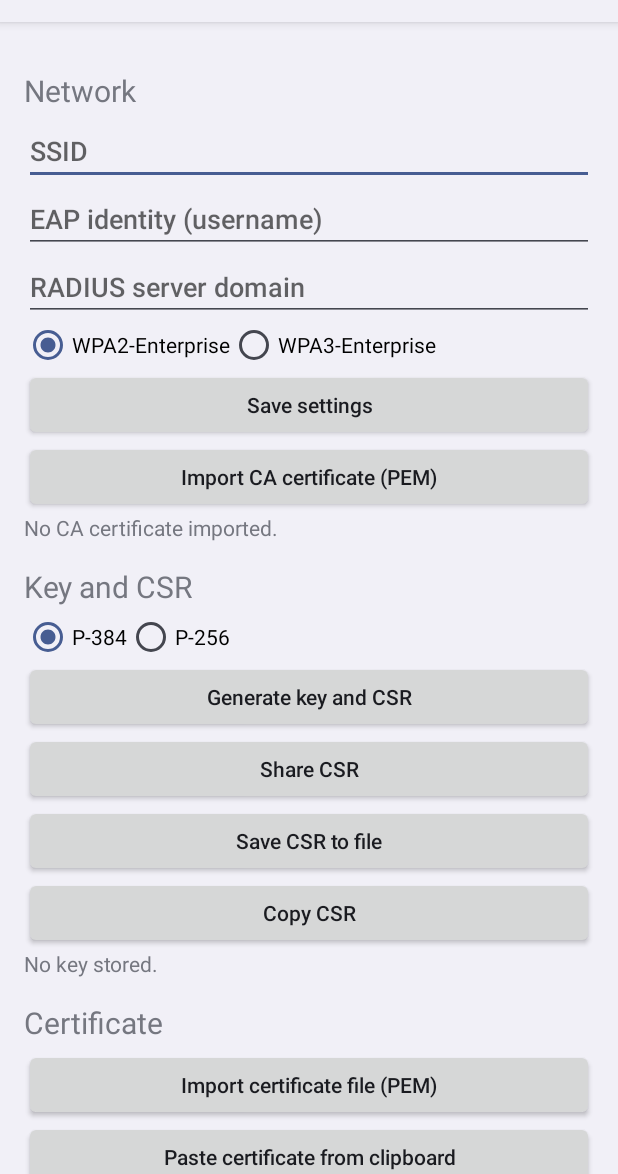
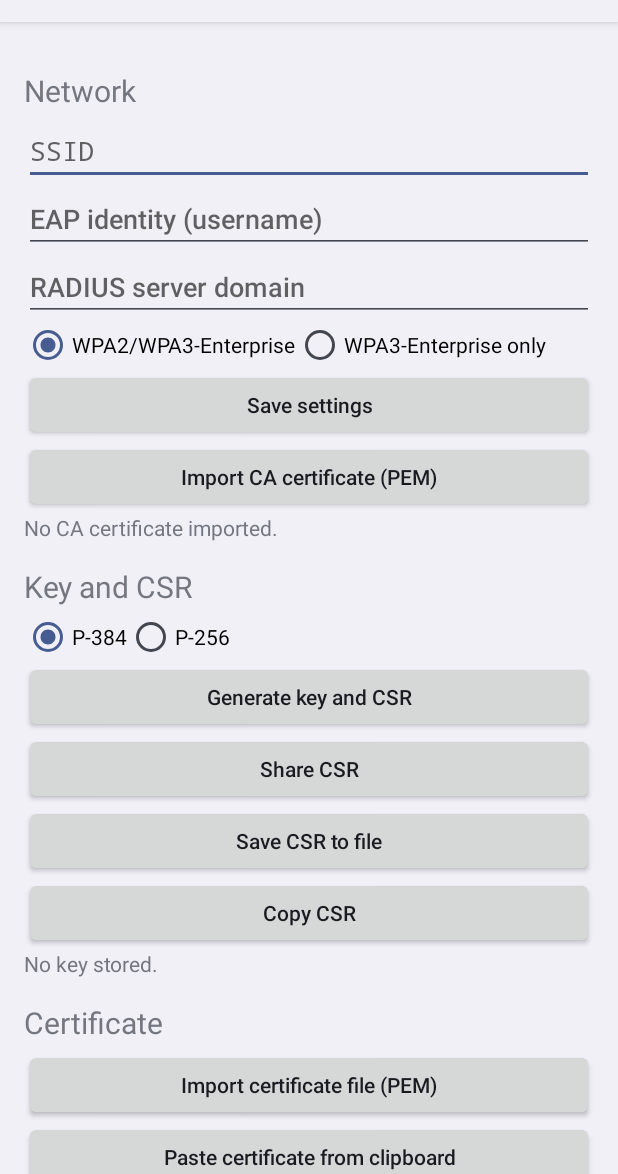
Before and after one commit to nosini/eap-enroll-android, an Android app: the screen it shows after launch (MainActivity), after a tap on "Save settings", on a phone screen of 412 x 824 dp, the part 62-1236 px from its top. Run offline under Robolectric (Android 15) with nearby library versions, the phone set to English and light mode, and no system bars.

Commit message:
Fix network matching found in the first phone test
The SSID was trimmed, so a network whose SSID ends with a space was never
found by the supplicant and Settings didn't merge the saved network with
the scan result. The SSID is now kept exactly as typed.

Some keyboards turned '.' into a space in the domain field; the field now
uses the URI keyboard and the domain is validated and normalized. The
security options are renamed to say what they match, and new networks
require at least TLS 1.2 on Android 13 and later instead of the TLS 1.0
default.

Records the result: the network saved through Settings connected with the
app-generated key on a Pixel 10 Pro XL with Android 17.

```diff
--- a/app/src/main/kotlin/eu/appwerf/eapenroll/MainActivity.kt
+++ b/app/src/main/kotlin/eu/appwerf/eapenroll/MainActivity.kt
@@ -84,17 +84,18 @@ class MainActivity : Activity() {
         }
 
         column.addView(heading("Network"))
-        ssidField = field(column, "SSID")
-        identityField = field(column, "EAP identity (username)")
-        domainField = field(column, "RADIUS server domain")
+        // Visible-password and URI variations keep keyboards from autocorrecting.
+        ssidField = field(column, "SSID", InputType.TYPE_TEXT_VARIATION_VISIBLE_PASSWORD)
+        identityField = field(column, "EAP identity (username)", InputType.TYPE_TEXT_VARIATION_EMAIL_ADDRESS)
+        domainField = field(column, "RADIUS server domain", InputType.TYPE_TEXT_VARIATION_URI)
         val securityGroup = RadioGroup(this).apply { orientation = RadioGroup.HORIZONTAL }
         securityGroup.addView(RadioButton(this).apply {
-            id = View.generateViewId(); text = "WPA2-Enterprise"; isChecked = true
+            id = View.generateViewId(); text = "WPA2/WPA3-Enterprise"; isChecked = true
         })
-        wpa3Button = RadioButton(this).apply { id = View.generateViewId(); text = "WPA3-Enterprise" }
+        wpa3Button = RadioButton(this).apply { id = View.generateViewId(); text = "WPA3-Enterprise only" }
         securityGroup.addView(wpa3Button)
         column.addView(securityGroup)
-        column.addView(button("Save settings") { saveSettings(); log("Settings saved") })
+        column.addView(button("Save settings") { attempt("Saving settings") { saveSettings(); log("Settings saved") } })
         column.addView(button("Import CA certificate (PEM)") { openDocument(REQUEST_CA) })
         caSummary = summary(column)
 
@@ -151,9 +152,9 @@ class MainActivity : Activity() {
         setPadding(0, dp(16), 0, dp(4))
     }
 
-    private fun field(parent: LinearLayout, hint: String) = EditText(this).apply {
+    private fun field(parent: LinearLayout, hint: String, variation: Int) = EditText(this).apply {
         this.hint = hint
-        inputType = InputType.TYPE_CLASS_TEXT or InputType.TYPE_TEXT_FLAG_NO_SUGGESTIONS
+        inputType = InputType.TYPE_CLASS_TEXT or variation or InputType.TYPE_TEXT_FLAG_NO_SUGGESTIONS
         isSingleLine = true
         parent.addView(this)
     }
@@ -196,11 +197,16 @@ class MainActivity : Activity() {
         p256Button.isChecked = prefs.getString("curve", CURVE_P384) == CURVE_P256
     }
 
+    /** Saves the form; throws if the domain isn't a valid host name, without saving anything. */
     private fun saveSettings() {
+        val domainText = domainField.text.toString()
+        val domain = if (domainText.isBlank()) "" else Input.normalizeDomain(domainText)
+        domainField.setText(domain)
         prefs.edit()
-            .putString("ssid", ssidField.text.toString().trim())
+            // Not trimmed: leading and trailing spaces are valid in an SSID.
+            .putString("ssid", ssidField.text.toString())
             .putString("identity", identityField.text.toString().trim())
-            .putString("domain", domainField.text.toString().trim())
+            .putString("domain", domain)
             .putBoolean("wpa3", wpa3Button.isChecked)
             .putString("curve", if (p256Button.isChecked) CURVE_P256 else CURVE_P384)
             .apply()
@@ -368,6 +374,12 @@ class MainActivity : Activity() {
         val settings = networkSettings()
         val keyPair = vault.load()
         val chain = Pem.certificates(chainFile.readBytes())
+        if (settings.ssid != settings.ssid.trim()) {
+            log("Note: the SSID starts or ends with a space; it has to match the network exactly")
+        }
+        log("Network: SSID '${settings.ssid}' (${settings.ssid.length} characters), identity '${settings.identity}', " +
+            "domain '${settings.serverDomain}', ${if (settings.wpa3) "WPA3-Enterprise only" else "WPA2/WPA3-Enterprise"}, " +
+            "${settings.caCertificates.size} CA certificate(s), client chain of ${chain.size}")
         return WifiSetup.suggestion(settings, keyPair.private, chain)
     }
 
--- a/app/src/main/kotlin/eu/appwerf/eapenroll/WifiSetup.kt
+++ b/app/src/main/kotlin/eu/appwerf/eapenroll/WifiSetup.kt
@@ -3,6 +3,7 @@ package eu.appwerf.eapenroll
 import android.net.wifi.WifiEnterpriseConfig
 import android.net.wifi.WifiManager
 import android.net.wifi.WifiNetworkSuggestion
+import android.os.Build
 import java.security.PrivateKey
 import java.security.cert.X509Certificate
 
@@ -36,6 +37,10 @@ object WifiSetup {
             caCertificates = settings.caCertificates.toTypedArray()
             domainSuffixMatch = settings.serverDomain
             setClientKeyEntryWithCertificateChain(privateKey, chain.toTypedArray())
+            if (Build.VERSION.SDK_INT >= Build.VERSION_CODES.TIRAMISU) {
+                // The default minimum is TLS 1.0.
+                minimumTlsVersion = WifiEnterpriseConfig.TLS_V1_2
+            }
         }
 
         val builder = WifiNetworkSuggestion.Builder().setSsid(settings.ssid)
```
Also changed, not shown: app/src/main/kotlin/eu/appwerf/eapenroll/Input.kt (added, +16 -0 lines), 2 other files.
